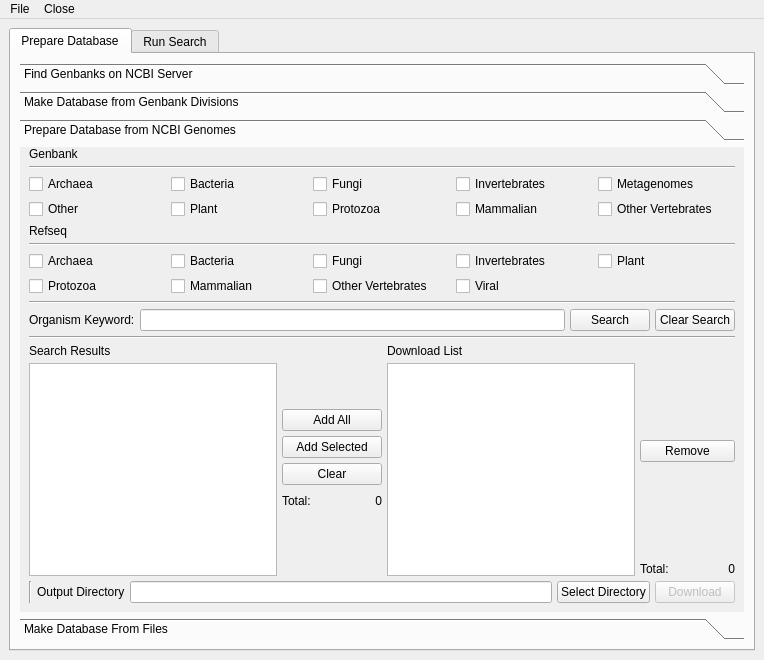
Old version of the form guiGenbank.ui in the repository emzodls/clusterArch.
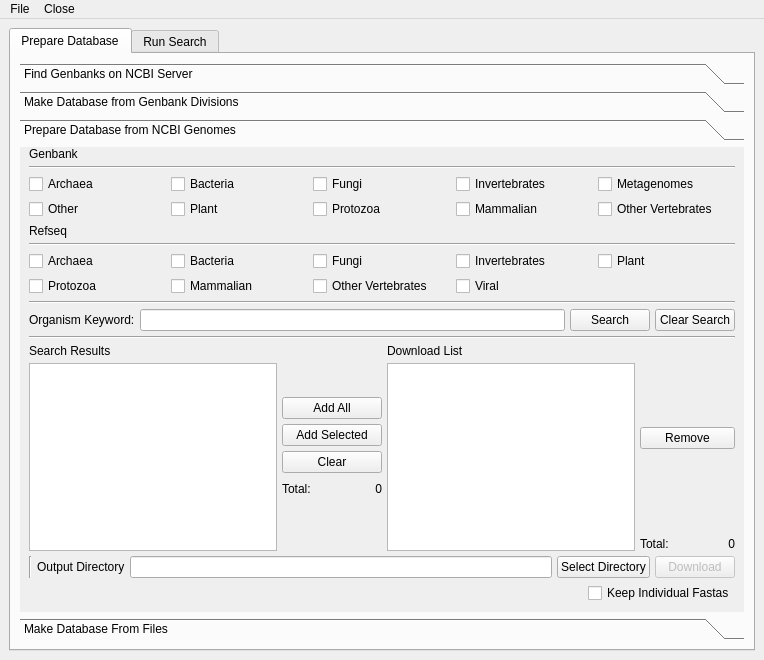
New version of the form. The open tabs and pages were chosen to show the change.

Commit message: Wrote download ncbi genomes worker (untested), modified genbank parser for speedups Abort button doesn't work and crashes the program TO DO: 1. Test front end download interface 2. make worker for searching ncbi db (since it takes too long) 3. Get genbanks from results files 4. HMM builder (?)

```diff
--- a/guiGenbank.ui
+++ b/guiGenbank.ui
@@ -1000,7 +1000,7 @@
              </widget>
             </item>
             <item>
-             <layout class="QHBoxLayout" name="horizontalLayout_28" stretch="0,2,0,0">
+             <layout class="QHBoxLayout" name="horizontalLayout_28" stretch="2,0,2,0">
               <property name="spacing">
                <number>5</number>
               </property>
@@ -1246,6 +1246,13 @@
               </item>
              </layout>
             </item>
+            <item alignment="Qt::AlignRight">
+             <widget class="QCheckBox" name="keepGenomeFastas">
+              <property name="text">
+               <string>Keep Individual Fastas</string>
+              </property>
+             </widget>
+            </item>
            </layout>
           </widget>
           <widget class="QWidget" name="filesDB">
```
The commit also changes 4 other files.
